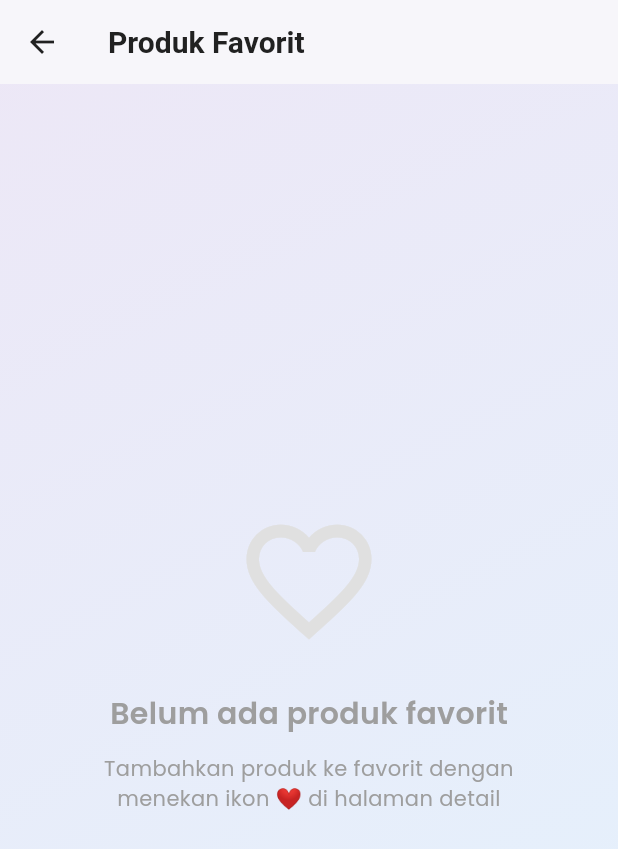
After one commit to Kelompok-a/Nutrisi_Scan, a Flutter app: the FavoritesPage screen opened directly, on a phone screen of 412 x 824 dp. The commit adds this screen. Shown: the top 849 px of the screen. Run offline on Flutter 3.47's test engine with Material 3 defaults, Android fonts, the phone set to English and light mode, and no system bars; our stand-ins replace flutter_secure_storage, google_fonts, shared_preferences; accounts and stored records are empty; network calls fail.

Commit message:
favorite

```diff
--- /dev/null
+++ b/lib/providers/favorites_provider.dart
@@ -0,0 +1,91 @@
+import 'package:flutter/foundation.dart';
+import 'package:shared_preferences/shared_preferences.dart';
+import 'dart:convert';
+import '../models/produk.dart';
+
+class FavoritesProvider with ChangeNotifier {
+  List<Produk> _favorites = [];
+
+  List<Produk> get favorites => _favorites;
+
+  FavoritesProvider() {
+    _loadFavorites();
+  }
+
+  // Load favorites dari SharedPreferences
+  Future<void> _loadFavorites() async {
+    final prefs = await SharedPreferences.getInstance();
+    final favoritesJson = prefs.getString('favorites');
+
+    if (favoritesJson != null) {
+      final List<dynamic> decoded = jsonDecode(favoritesJson);
+      _favorites = decoded.map((item) => Produk.fromJson(item)).toList();
+      notifyListeners();
+    }
+  }
+
+  // Save favorites ke SharedPreferences
+  Future<void> _saveFavorites() async {
+    final prefs = await SharedPreferences.getInstance();
+    final favoritesJson = jsonEncode(
+      _favorites.map((produk) => _produkToJson(produk)).toList(),
+    );
+    await prefs.setString('favorites', favoritesJson);
+  }
+
+  // Convert Produk to JSON
+  Map<String, dynamic> _produkToJson(Produk produk) {
+    return {
+      'barcode_id': produk.barcodeId,
+      'nama_produk': produk.namaProduk,
+      'ukuran_nilai': produk.ukuranNilai,
+      'ukuran_satuan': produk.ukuranSatuan,
+      'barcode_url': produk.barcodeUrl,
+      'image_product_link': produk.imageProductLink,
+      'nama_kategori': produk.namaKategori,
+      'total_calories': produk.totalCalories,
+      'total_fat': produk.totalFat,
+      'saturated_fat': produk.saturatedFat,
+      'total_sugar': produk.totalSugar,
+      'protein': produk.protein,
+      'akg_protein': produk.akgProtein,
+      'total_carbohydrates': produk.totalCarbohydrates,
+      'akg_carbohydrates': produk.akgCarbohydrates,
+      'akg_saturated_fat': produk.akgSaturatedFat,
+    };
+  }
+
+  // Cek apakah produk sudah di-favorite
+  bool isFavorite(String barcodeId) {
+    return _favorites.any((produk) => produk.barcodeId == barcodeId);
+  }
+
+  // Toggle favorite (add/remove)
+  Future<void> toggleFavorite(Produk produk) async {
+    if (isFavorite(produk.barcodeId)) {
+      _favorites.removeWhere((p) => p.barcodeId == produk.barcodeId);
+    } else {
+      _favorites.add(produk);
+    }
+
+    await _saveFavorites();
+    notifyListeners();
+  }
+
+  // Hapus produk dari favorites
+  Future<void> removeFavorite(String barcodeId) async {
+    _favorites.removeWhere((p) => p.barcodeId == barcodeId);
+    await _saveFavorites();
+    notifyListeners();
+  }
+
+  // Hapus semua favorites
+  Future<void> clearFavorites() async {
+    _favorites.clear();
+    await _saveFavorites();
+    notifyListeners();
+  }
+
+  // Get total favorites count
+  int get favoritesCount => _favorites.length;
+}
--- /dev/null
+++ b/lib/screens/favorites_page.dart
@@ -0,0 +1,166 @@
+import 'package:flutter/material.dart';
+import 'package:provider/provider.dart';
+import '../providers/favorites_provider.dart';
+import '../theme/app_theme.dart';
+import 'product_detail_page.dart';
+
+class FavoritesPage extends StatelessWidget {
+  const FavoritesPage({super.key});
+
+  @override
+  Widget build(BuildContext context) {
+    final favoritesProvider = Provider.of<FavoritesProvider>(context);
+    final favorites = favoritesProvider.favorites;
+
+    return Scaffold(
+      appBar: AppBar(
+        title: const Text('Produk Favorit'),
+        backgroundColor: Colors.white,
+        elevation: 1,
+        foregroundColor: Colors.black,
+        actions: [
+          if (favorites.isNotEmpty)
+            IconButton(
+              icon: const Icon(Icons.delete_sweep),
+              tooltip: 'Hapus Semua',
+              onPressed: () {
+                showDialog(
+                  context: context,
+                  builder: (ctx) => AlertDialog(
+                    title: const Text('Konfirmasi'),
+                    content: const Text('Anda yakin ingin menghapus semua favorit?'),
+                    actions: [
+                      TextButton(
+                        child: const Text('Batal'),
+                        onPressed: () => Navigator.of(ctx).pop(),
+                      ),
+                      TextButton(
+                        child: const Text('Hapus', style: TextStyle(color: Colors.red)),
+                        onPressed: () {
+                          favoritesProvider.clearFavorites();
+                          Navigator.of(ctx).pop();
+                          ScaffoldMessenger.of(context).showSnackBar(
+                            const SnackBar(content: Text('Semua favorit telah dihapus')),
+                          );
+                        },
+                      ),
+                    ],
+                  ),
+                );
+              },
+            ),
+        ],
+      ),
+      body: favorites.isEmpty
+          ? Center(
+              child: Column(
+                mainAxisAlignment: MainAxisAlignment.center,
+                children: [
+                  Icon(
+                    Icons.favorite_border,
+                    size: 100,
+                    color: Colors.grey.shade300,
+                  ),
+                  const SizedBox(height: 24),
+                  const Text(
+                    'Belum ada produk favorit',
+                    style: TextStyle(
+                      fontSize: 20,
+                      fontWeight: FontWeight.w600,
+                      color: Colors.grey,
+                    ),
+                  ),
+                  const SizedBox(height: 12),
+                  const Text(
+                    'Tambahkan produk ke favorit dengan\nmenekan ikon ❤️ di halaman detail',
+                    textAlign: TextAlign.center,
+                    style: TextStyle(
+                      fontSize: 14,
+                      color: Colors.grey,
+                    ),
+                  ),
+                ],
+              ),
+            )
+          : Column(
+              children: [
+                // Header
+                Container(
+                  padding: const EdgeInsets.all(16),
+                  decoration: BoxDecoration(
+                    gradient: AppTheme.kBackgroundGradient,
+                  ),
+                  child: Row(
+                    children: [
+                      Container(
+                        padding: const EdgeInsets.all(8),
+                        decoration: BoxDecoration(
+                          color: Colors.white.withOpacity(0.2),
+                          borderRadius: BorderRadius.circular(8),
+                        ),
+                        child: const Icon(
+                          Icons.favorite,
+                          color: Colors.white,
+                          size: 24,
+                        ),
+                      ),
+                      const SizedBox(width: 12),
+                      Column(
+                        crossAxisAlignment: CrossAxisAlignment.start,
+                        children: [
+                          const Text(
+                            'Total Favorit',
+                            style: TextStyle(
+                              color: Colors.white,
+                              fontSize: 14,
+                            ),
+                          ),
+                          Text(
+                            '${favorites.length} Produk',
+                            style: const TextStyle(
+                              color: Colors.white,
+                              fontSize: 20,
+                              fontWeight: FontWeight.bold,
+                            ),
+                          ),
+                        ],
+                      ),
+                    ],
+                  ),
+                ),
+                // List
+                Expanded(
+                  child: ListView.builder(
+                    padding: const EdgeInsets.all(12),
+                    itemCount: favorites.length,
+                    itemBuilder: (context, index) {
+                      final produk = favorites[index];
+                      return Card(
+                        margin: const EdgeInsets.symmetric(vertical: 8),
+                        child: ListTile(
+                          leading: const Icon(Icons.fastfood_outlined, size: 40),
+                          title: Text(produk.namaProduk),
+                          subtitle: Text('${produk.totalCalories.toStringAsFixed(0)} kcal'),
+                          trailing: IconButton(
+                            icon: const Icon(Icons.favorite, color: Colors.red),
+                            onPressed: () {
+                              favoritesProvider.removeFavorite(produk.barcodeId);
+                            },
+                          ),
+                          onTap: () {
+                            Navigator.of(context).push(
+                              MaterialPageRoute(
+                                builder: (context) => ProductDetailPage(produk: produk),
+                              ),
+                            );
+                          },
+                        ),
+                      );
+                    },
+                  ),
+                ),
+              ],
+            ),
+    );
+  }
+}
--- a/lib/screens/product_detail_page.dart
+++ b/lib/screens/product_detail_page.dart
@@ -1,6 +1,7 @@
 import 'package:flutter/material.dart';
+import 'package:provider/provider.dart';
 import '../models/produk.dart';
-import '../services/api_service.dart';
+import '../providers/favorites_provider.dart';
 
 class ProductDetailPage extends StatelessWidget {
   final Produk produk;
@@ -14,6 +15,36 @@ class ProductDetailPage extends StatelessWidget {
         title: Text(produk.namaProduk),
         backgroundColor: Colors.white,
         elevation: 1,
+        actions: [
+          // Favorite Button
+          Consumer<FavoritesProvider>(
+            builder: (context, favoritesProvider, child) {
+              final isFavorite = favoritesProvider.isFavorite(produk.barcodeId);
+              return IconButton(
+                icon: Icon(
+                  isFavorite ? Icons.favorite : Icons.favorite_border,
+                  color: isFavorite ? Colors.red : Colors.grey,
+                ),
+                tooltip: isFavorite ? 'Hapus dari favorit' : 'Tambah ke favorit',
+                onPressed: () {
+                  favoritesProvider.toggleFavorite(produk);
+
+                  // Show snackbar
+                  ScaffoldMessenger.of(context).showSnackBar(
+                    SnackBar(
+                      content: Text(
+                        isFavorite
+                          ? '${produk.namaProduk} dihapus dari favorit'
+                          : '${produk.namaProduk} ditambahkan ke favorit',
+                      ),
+                      duration: const Duration(seconds: 2),
+                    ),
+                  );
+                },
+              );
+            },
+          ),
+        ],
       ),
       body: SingleChildScrollView(
         child: Center(
```
Also changed, not shown: lib/main.dart (+3 -4 lines), lib/screens/main_screen.dart (+6 -3 lines).
